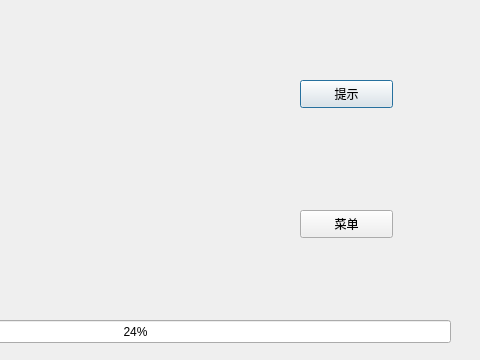
This is BejeweledSln/CGameDlg_2.ui in lwyer/BejeweledSln as Qt 5 draws it before an edit; both pictures show x 240 to 720 and y 120 to 480 of the 720 by 480 pixel window. The edited form follows.
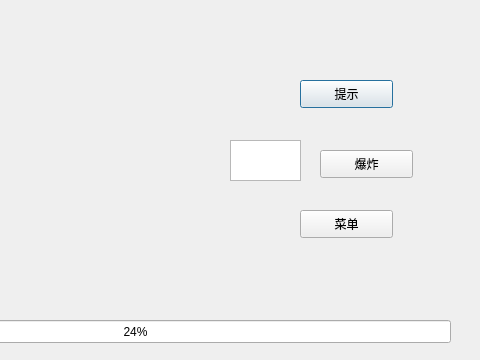
This is the edited form. Icons and pictures are not drawn.

The edit to the form file:
```diff
--- a/BejeweledSln/CGameDlg_2.ui
+++ b/BejeweledSln/CGameDlg_2.ui
@@ -126,6 +126,29 @@
     <string/>
    </property>
   </widget>
+  <widget class="QTextBrowser" name="boomcount">
+   <property name="geometry">
+    <rect>
+     <x>470</x>
+     <y>260</y>
+     <width>71</width>
+     <height>41</height>
+    </rect>
+   </property>
+  </widget>
+  <widget class="QPushButton" name="boom">
+   <property name="geometry">
+    <rect>
+     <x>560</x>
+     <y>270</y>
+     <width>93</width>
+     <height>28</height>
+    </rect>
+   </property>
+   <property name="text">
+    <string>爆炸</string>
+   </property>
+  </widget>
  </widget>
  <resources/>
  <connections/>
```
Left out of the diff: 39 changed lines with no effect on the pictures.
